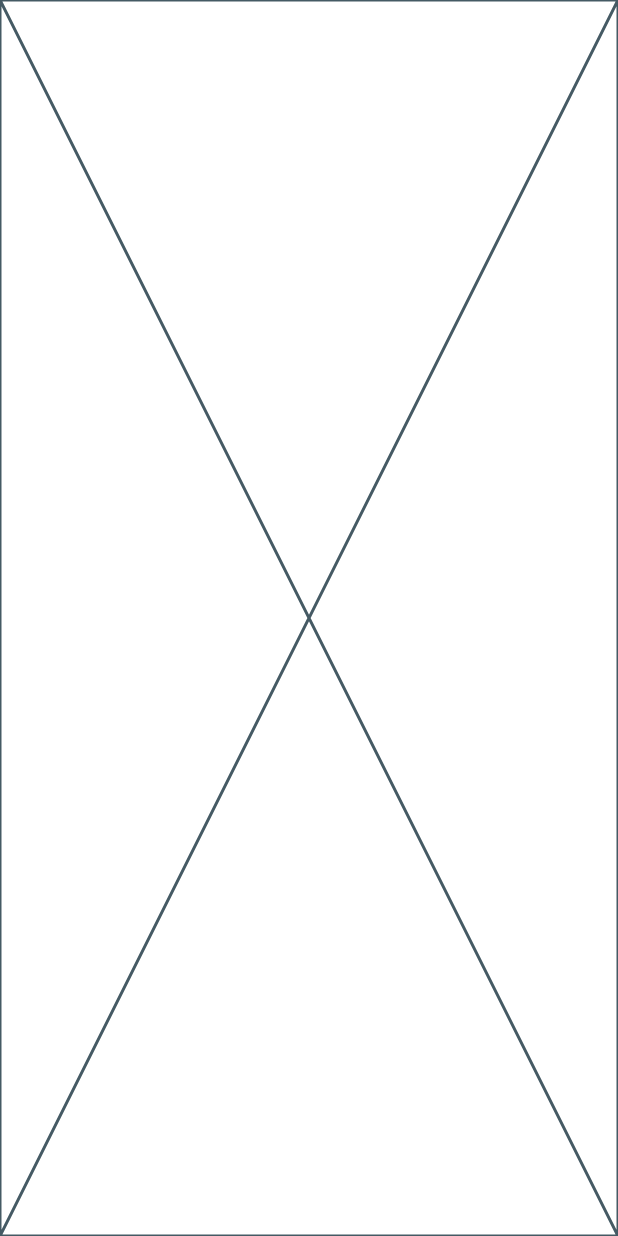
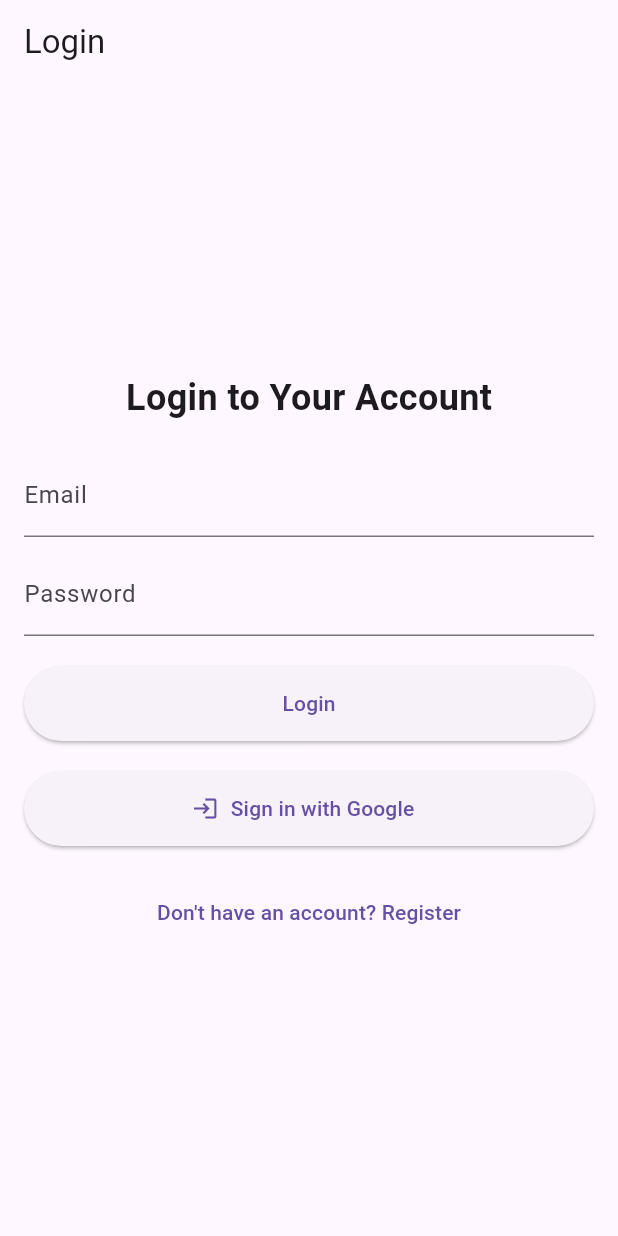
Before and after one commit to M2NVMe/firebase_rodi, a Flutter app: the screen it shows after launch, on a phone screen of 412 x 824 dp. Run offline on Flutter 3.47's test engine with Material 3 defaults, Android fonts, the phone set to English and light mode, and no system bars; our stand-ins replace firebase_auth, firebase_core, get; accounts and stored records are empty.

Commit message:
feat: [GS] add simple auth
need adjustment

```diff
--- a/lib/Pages/Login.dart
+++ /dev/null
@@ -1,11 +0,0 @@
-import 'package:flutter/material.dart';
-import 'package:get/get.dart';
-
-class LoginPage extends StatelessWidget {
-  const LoginPage({super.key});
-
-  @override
-  Widget build(BuildContext context) {
-    return const Placeholder();
-  }
-}
--- /dev/null
+++ b/lib/Pages/loginPage.dart
@@ -0,0 +1,112 @@
+// lib/Pages/loginPage.dart
+
+import 'package:firebase_auth/firebase_auth.dart';
+import 'package:firebase_rodi/Routes/Route.dart';
+import 'package:flutter/material.dart';
+import 'package:get/get.dart';
+
+import '../firebase_auth_implementation/firebase_auth_services.dart';
+
+class LoginPage extends StatefulWidget {
+  @override
+  State<LoginPage> createState() => _LoginPageState();
+}
+
+class _LoginPageState extends State<LoginPage> {
+  final FirebaseAuthService _auth = FirebaseAuthService();
+
+  TextEditingController _emailController = TextEditingController();
+  TextEditingController _passwordController = TextEditingController();
+
+  @override
+  void dispose() {
+    _emailController.dispose();
+    _passwordController.dispose();
+    super.dispose();
+  }
+
+  @override
+  Widget build(BuildContext context) {
+    return Scaffold(
+      appBar: AppBar(
+        title: Text('Login'),
+      ),
+      body: Padding(
+        padding: const EdgeInsets.all(16.0),
+        child: Column(
+          mainAxisAlignment: MainAxisAlignment.center,
+          children: [
+            // Title
+            Text(
+              'Login to Your Account',
+              style: TextStyle(fontSize: 24, fontWeight: FontWeight.bold),
+            ),
+            SizedBox(height: 20),
+
+            // Email TextField
+            TextField(
+              controller: _emailController,
+              decoration: InputDecoration(labelText: 'Email'),
+            ),
+            SizedBox(height: 10),
+
+            // Password TextField
+            TextField(
+              controller: _passwordController,
+              obscureText: true,
+              decoration: InputDecoration(labelText: 'Password'),
+            ),
+            SizedBox(height: 20),
+
+            // Login Button
+            ElevatedButton(
+              onPressed: () {
+                _signIn();
+              },
+              child: Text('Login'),
+              style: ElevatedButton.styleFrom(
+                minimumSize: Size(double.infinity, 50),
+              ),
+            ),
+            SizedBox(height: 20),
+
+            // Google Sign-In Button (Optional)
+            ElevatedButton.icon(
+              onPressed: () {
+                // Handle Google Sign-In
+              },
+              icon: Icon(Icons.login),
+              label: Text('Sign in with Google'),
+              style: ElevatedButton.styleFrom(
+                minimumSize: Size(double.infinity, 50),
+              ),
+            ),
+            SizedBox(height: 20),
+
+            // Navigate to Register Page using GetX
+            TextButton(
+              onPressed: () {
+                Get.toNamed(RoutePages.register);
+              },
+              child: Text('Don\'t have an account? Register'),
+            ),
+          ],
+        ),
+      ),
+    );
+  }
+
+  void _signIn() async {
+    String email = _emailController.text;
+    String password = _passwordController.text;
+
+    User? user = await _auth.signInWithEmailAndPassword(email, password);
+
+    if (user != null) {
+      print("User is Successfully Signed In!");
+      Get.toNamed(RoutePages.home);
+    } else {
+      print("Some Error Occured");
+    }
+  }
+}
--- a/lib/Routes/Route.dart
+++ b/lib/Routes/Route.dart
@@ -1,18 +1,22 @@
-import 'package:firebase_rodi/Pages/Login.dart';
+import 'package:firebase_rodi/Pages/homePage.dart';
+import 'package:firebase_rodi/Pages/loginPage.dart';
+import 'package:firebase_rodi/Pages/registerPage.dart';
 import 'package:get/get.dart';
 
 class RoutePages {
   //tambahin initial nama pagesnya
 
-
   //misal =
   static const login = "/login";
+  static const register = "/register";
+  static const home = "/home";
 }
 
-class AppPages{
-  static final pages =  [
+class AppPages {
+  static final pages = [
     //tambahin page pagenya disini
     GetPage(name: RoutePages.login, page: () => LoginPage()),
-
+    GetPage(name: RoutePages.register, page: () => RegisterPage()),
+    GetPage(name: RoutePages.home, page: () => HomePage()),
   ];
 }
--- /dev/null
+++ b/lib/firebase_auth_implementation/firebase_auth_services.dart
@@ -0,0 +1,25 @@
+import 'package:firebase_auth/firebase_auth.dart';
+
+class FirebaseAuthService {
+  FirebaseAuth _auth = FirebaseAuth.instance;
+
+  Future<User?> signUpWithEmailAndPassword(String email, String password) async {
+    try {
+      UserCredential credential = await _auth.createUserWithEmailAndPassword(email: email, password: password);
+      return credential.user;
+    } catch (e) {
+      print("Some Error Occured");
+    }
+    return null;
+  }
+
+  Future<User?> signInWithEmailAndPassword(String email, String password) async {
+    try {
+      UserCredential credential = await _auth.signInWithEmailAndPassword(email: email, password: password);
+      return credential.user;
+    } catch (e) {
+      print("Some Error Occured");
+    }
+    return null;
+  }
+}
--- a/lib/main.dart
+++ b/lib/main.dart
@@ -1,19 +1,26 @@
 import 'package:firebase_rodi/Routes/Route.dart';
 import 'package:flutter/material.dart';
 import 'package:get/get.dart';
+import 'package:firebase_core/firebase_core.dart';
 
-void main() {
+void main() async {
+  // Ensure that Flutter bindings are initialized before initializing Firebase
+  WidgetsFlutterBinding.ensureInitialized();
+
+  // Initialize Firebase
+  await Firebase.initializeApp();
+
+  // Run the app once Firebase is initialized
   runApp(const MyApp());
 }
 
 class MyApp extends StatelessWidget {
   const MyApp({super.key});
 
-  // This widget is the root of your application.
   @override
   Widget build(BuildContext context) {
     return GetMaterialApp(
-      title: 'Firebase assignment app',
+      title: 'Firebase Assignment App',
       initialRoute: RoutePages.login,
       getPages: AppPages.pages,
     );
--- a/pubspec.yaml
+++ b/pubspec.yaml
@@ -37,6 +37,7 @@ dependencies:
   cupertino_icons: ^1.0.8
   firebase_core: ^3.9.0
   get: ^4.6.6
+  firebase_auth: ^5.4.0
 
 dev_dependencies:
   flutter_test:
```
Also changed, not shown: lib/Pages/homePage.dart (added, +37 -0 lines), lib/Pages/registerPage.dart (added, +121 -0 lines), pubspec.lock, 3 other files.
